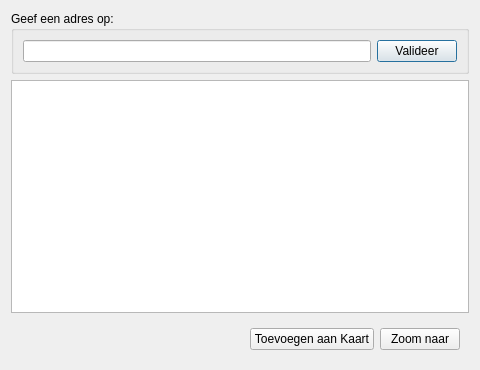
First picture: the form in ui_geopunt4qgis.ui, repository warrieka/geopunt4Qgis, before the edit.
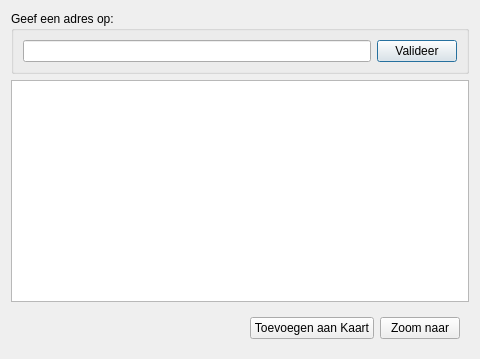
Second picture: the form after the edit. Icons and pictures are not drawn.

Commit message: update geopunt API with POI, more error handling

Diff of the .ui file:
```diff
--- a/ui_geopunt4qgis.ui
+++ b/ui_geopunt4qgis.ui
@@ -7,7 +7,7 @@
     <x>0</x>
     <y>0</y>
     <width>480</width>
-    <height>370</height>
+    <height>359</height>
    </rect>
   </property>
   <property name="windowTitle">
```
Left out of the diff: 1 changed line with no effect on the pictures. The commit also changes 2 other files.
